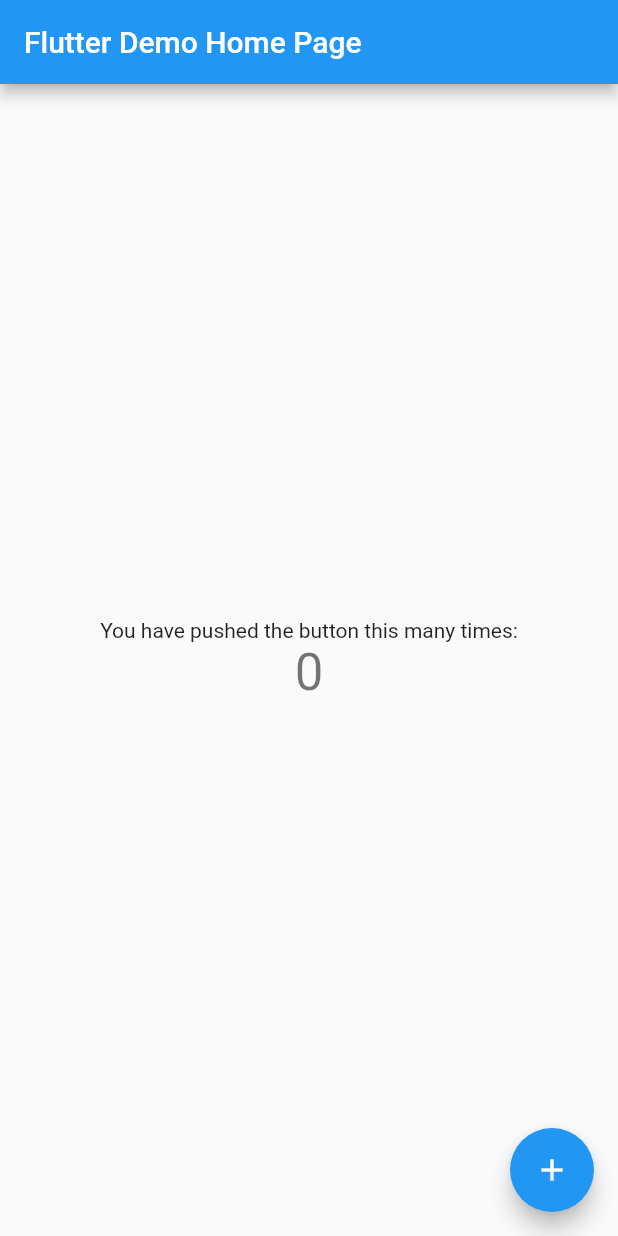
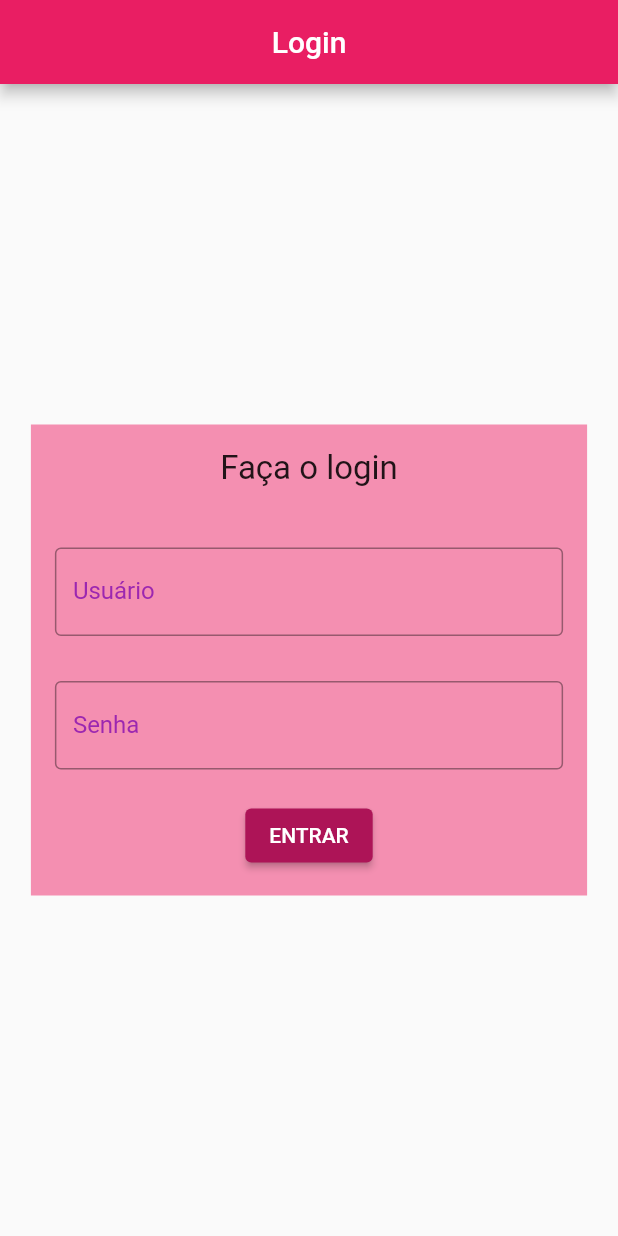
Before and after one commit to JuliaMStahl/login, a Flutter app: the screen it shows after launch, on a phone screen of 412 x 824 dp. Run offline on Flutter 3.47's test engine with Material 2 defaults, Android fonts, the phone set to English and light mode, and no system bars; our stand-ins replace get.

Commit message:
Implementação módulo de acesso usando GetX

```diff
--- /dev/null
+++ b/features/acesso/lib/app/modules/acesso_page/controllers/acesso_page_controller.dart
@@ -0,0 +1,9 @@
+import 'package:flutter/cupertino.dart';
+import 'package:get/get.dart';
+
+class AcessoPageController extends GetxController {
+  final usuarioController = TextEditingController();
+
+  final senhaController = TextEditingController();
+  final senhaFocus = FocusNode();
+}
--- /dev/null
+++ b/features/acesso/lib/app/modules/acesso_page/views/acesso_page_view.dart
@@ -0,0 +1,75 @@
+import 'package:flutter/material.dart';
+import 'package:get/get.dart';
+import '../controllers/acesso_page_controller.dart';
+
+class AcessoPageView extends GetView<AcessoPageController> {
+  const AcessoPageView({Key? key}) : super(key: key);
+
+  @override
+  Widget build(BuildContext context) {
+    return GestureDetector(
+      onTap: () => FocusManager.instance.primaryFocus?.unfocus(),
+      child: Scaffold(
+        appBar: AppBar(
+          title: const Text('Login'),
+          centerTitle: true,
+          backgroundColor: Colors.pink,
+        ),
+        body: Center(
+          child: Container(
+            color: Colors.pink.shade200,
+            padding: const EdgeInsets.all(16),
+            width: Get.width * 0.9,
+            child: Column(
+              mainAxisSize: MainAxisSize.min,
+              mainAxisAlignment: MainAxisAlignment.center,
+              children: [
+                const Text(
+                  'Faça o login',
+                  style: TextStyle(fontSize: 22),
+                ),
+                const SizedBox(height: 40),
+                TextField(
+                  controller: controller.usuarioController,
+                  decoration: const InputDecoration(
+                    labelText: 'Usuário',
+                    labelStyle: TextStyle(color: Colors.purple),
+                    border: OutlineInputBorder(
+                        borderSide: BorderSide(color: Colors.pink)),
+                    focusedBorder: OutlineInputBorder(
+                      borderSide: BorderSide(color: Colors.purple),
+                    ),
+                  ),
+                  onSubmitted: (value) => controller.senhaFocus.requestFocus(),
+                ),
+                const SizedBox(height: 30),
+                TextField(
+                  controller: controller.senhaController,
+                  focusNode: controller.senhaFocus,
+                  obscureText: true,
+                  decoration: const InputDecoration(
+                    labelText: 'Senha',
+                    labelStyle: TextStyle(color: Colors.purple),
+                    border: OutlineInputBorder(
+                        borderSide: BorderSide(color: Colors.pink)),
+                    focusedBorder: OutlineInputBorder(
+                      borderSide: BorderSide(color: Colors.purple),
+                    ),
+                  ),
+                ),
+                const SizedBox(height: 20),
+                ElevatedButton(
+                  onPressed: () {},
+                  style: ElevatedButton.styleFrom(
+                    backgroundColor: Colors.pink.shade800
+                  ),
+                  child: Text('Entrar'.toUpperCase()),
+                )
+              ],
+            ),
+          ),
+        ),
+      ),
+    );
+  }
+}
--- a/lib/main.dart
+++ b/lib/main.dart
@@ -1,115 +1,11 @@
 import 'package:flutter/material.dart';
+import 'package:get/get.dart';
+import 'package:routes_lib/app_pages.dart';
 
 void main() {
-  runApp(const MyApp());
+  runApp(GetMaterialApp(
+    debugShowCheckedModeBanner: false,
+    initialRoute: RedirectTo.ROUTES_ACESSO,
+    getPages: AppPages.routes,
+  ));
 }
-
-class MyApp extends StatelessWidget {
-  const MyApp({super.key});
-
-  // This widget is the root of your application.
-  @override
-  Widget build(BuildContext context) {
-    return MaterialApp(
-      title: 'Flutter Demo',
-      theme: ThemeData(
-        // This is the theme of your application.
-        //
-        // Try running your application with "flutter run". You'll see the
-        // application has a blue toolbar. Then, without quitting the app, try
-        // changing the primarySwatch below to Colors.green and then invoke
-        // "hot reload" (press "r" in the console where you ran "flutter run",
-        // or simply save your changes to "hot reload" in a Flutter IDE).
-        // Notice that the counter didn't reset back to zero; the application
-        // is not restarted.
-        primarySwatch: Colors.blue,
-      ),
-      home: const MyHomePage(title: 'Flutter Demo Home Page'),
-    );
-  }
-}
-
-class MyHomePage extends StatefulWidget {
-  const MyHomePage({super.key, required this.title});
-
-  // This widget is the home page of your application. It is stateful, meaning
-  // that it has a State object (defined below) that contains fields that affect
-  // how it looks.
-
-  // This class is the configuration for the state. It holds the values (in this
-  // case the title) provided by the parent (in this case the App widget) and
-  // used by the build method of the State. Fields in a Widget subclass are
-  // always marked "final".
-
-  final String title;
-
-  @override
-  State<MyHomePage> createState() => _MyHomePageState();
-}
-
-class _MyHomePageState extends State<MyHomePage> {
-  int _counter = 0;
-
-  void _incrementCounter() {
-    setState(() {
-      // This call to setState tells the Flutter framework that something has
-      // changed in this State, which causes it to rerun the build method below
-      // so that the display can reflect the updated values. If we changed
-      // _counter without calling setState(), then the build method would not be
-      // called again, and so nothing would appear to happen.
-      _counter++;
-    });
-  }
-
-  @override
-  Widget build(BuildContext context) {
-    // This method is rerun every time setState is called, for instance as done
-    // by the _incrementCounter method above.
-    //
-    // The Flutter framework has been optimized to make rerunning build methods
-    // fast, so that you can just rebuild anything that needs updating rather
-    // than having to individually change instances of widgets.
-    return Scaffold(
-      appBar: AppBar(
-        // Here we take the value from the MyHomePage object that was created by
-        // the App.build method, and use it to set our appbar title.
-        title: Text(widget.title),
-      ),
-      body: Center(
-        // Center is a layout widget. It takes a single child and positions it
-        // in the middle of the parent.
-        child: Column(
-          // Column is also a layout widget. It takes a list of children and
-          // arranges them vertically. By default, it sizes itself to fit its
-          // children horizontally, and tries to be as tall as its parent.
-          //
-          // Invoke "debug painting" (press "p" in the console, choose the
-          // "Toggle Debug Paint" action from the Flutter Inspector in Android
-          // Studio, or the "Toggle Debug Paint" command in Visual Studio Code)
-          // to see the wireframe for each widget.
-          //
-          // Column has various properties to control how it sizes itself and
-          // how it positions its children. Here we use mainAxisAlignment to
-          // center the children vertically; the main axis here is the vertical
-          // axis because Columns are vertical (the cross axis would be
-          // horizontal).
-          mainAxisAlignment: MainAxisAlignment.center,
-          children: <Widget>[
-            const Text(
-              'You have pushed the button this many times:',
-            ),
-            Text(
-              '$_counter',
-              style: Theme.of(context).textTheme.headline4,
-            ),
-          ],
-        ),
-      ),
-      floatingActionButton: FloatingActionButton(
-        onPressed: _incrementCounter,
-        tooltip: 'Increment',
-        child: const Icon(Icons.add),
-      ), // This trailing comma makes auto-formatting nicer for build methods.
-    );
-  }
-}
--- a/pubspec.yaml
+++ b/pubspec.yaml
@@ -36,6 +36,11 @@ dependencies:
   # The following adds the Cupertino Icons font to your application.
   # Use with the CupertinoIcons class for iOS style icons.
   cupertino_icons: ^1.0.2
+  get: ^4.6.5
+  get_cli: ^1.8.1
+
+  routes_lib:
+    path: libraries/routes_lib
 
 dev_dependencies:
   flutter_test:
```
Also changed, not shown: features/acesso/lib/app/modules/acesso_page/bindings/acesso_page_binding.dart (added, +12 -0 lines), features/acesso/lib/app/routes/app_pages.dart (added, +20 -0 lines), features/acesso/lib/app/routes/app_routes.dart (added, +12 -0 lines), features/acesso/pubspec.yaml (added, +56 -0 lines), libraries/routes_lib/lib/app_pages.dart (added, +18 -0 lines), libraries/routes_lib/pubspec.yaml (added, +58 -0 lines), features/acesso/pubspec.lock (added), libraries/routes_lib/pubspec.lock (added), pubspec.lock, 1 other file.
